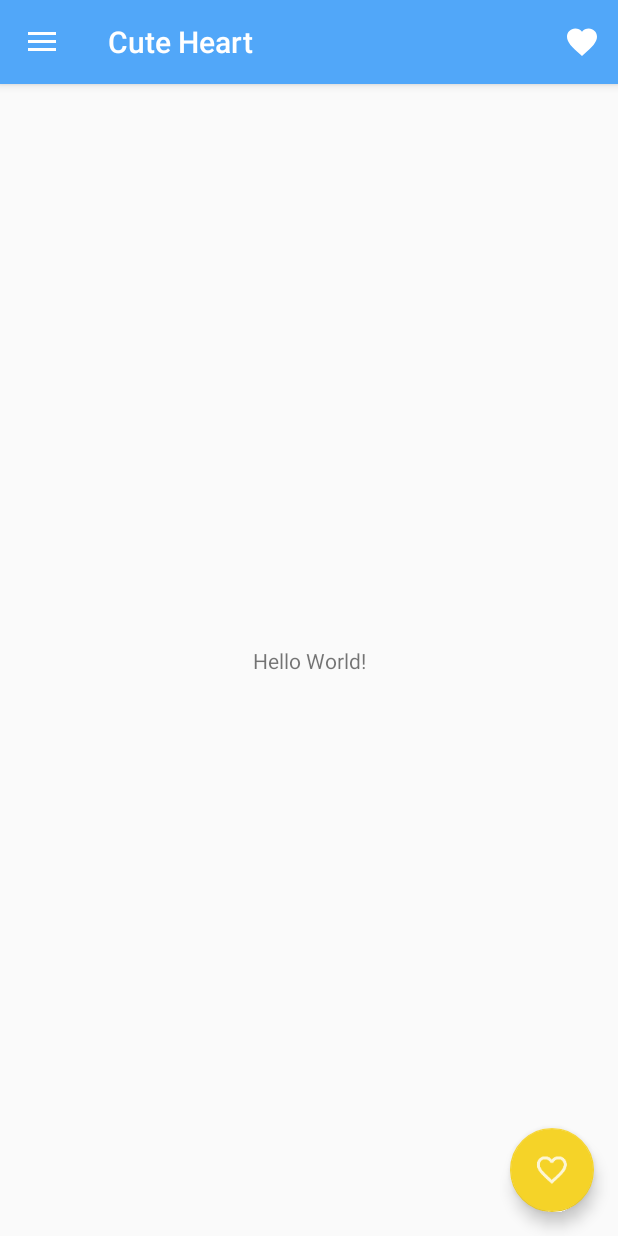
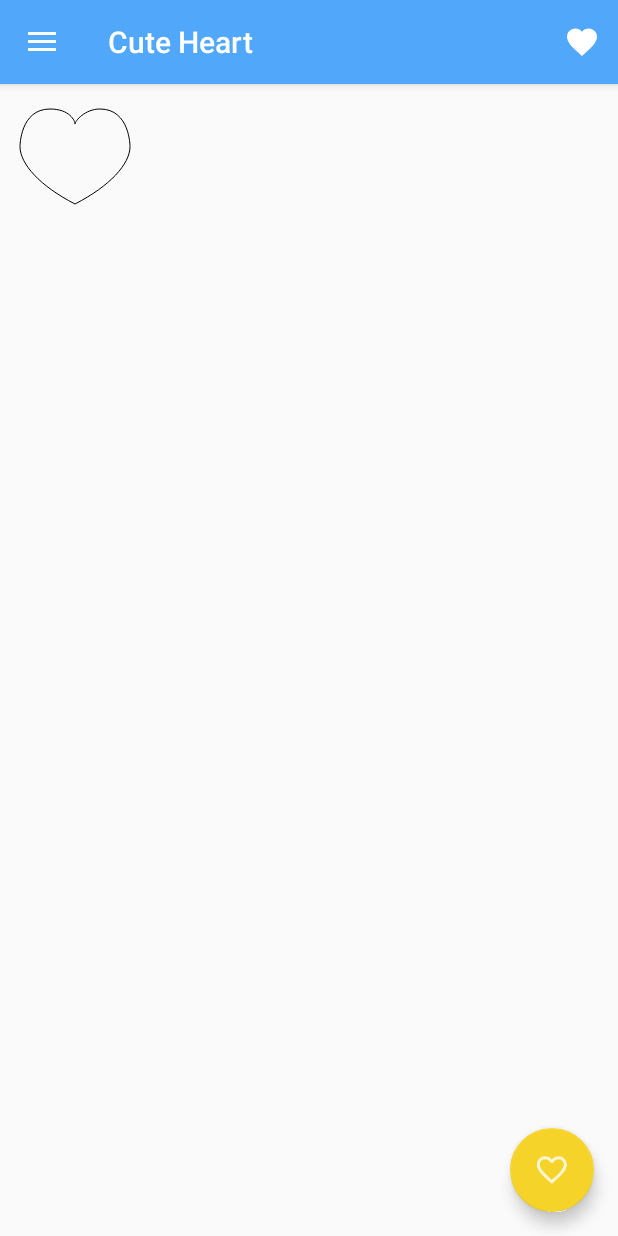
Before and after one commit to chillcoding-at-the-beach/I-love, an Android app: the screen it shows after launch (MainActivity), on a phone screen of 412 x 824 dp. Run offline under Robolectric (Android 15) with nearby library versions, the phone set to English and light mode, and no system bars.

Commit message:
Add a first heart

```diff
--- /dev/null
+++ b/MyCuteHeart/app/src/main/java/com/chillcoding/mycuteheart/view/MyCuteHeart.kt
@@ -0,0 +1,59 @@
+package com.chillcoding.mycuteheart.view
+
+import android.content.Context
+import android.graphics.Canvas
+import android.graphics.Paint
+import android.graphics.Path
+import android.util.AttributeSet
+import android.view.View
+
+/**
+ * Created by macha on 17/07/2017.
+ */
+class MyHeartView : View {
+    private var mPaint = Paint()
+    private val mHeartPath = Path()
+
+    constructor(context: Context) : super(context) {
+        init()
+    }
+
+    private fun init() {
+        mPaint = Paint()
+        mPaint.style = Paint.Style.STROKE
+    }
+
+    constructor(context: Context, attrs: AttributeSet) : super(context, attrs) {
+        init()
+    }
+
+    override fun onLayout(changed: Boolean, left: Int, top: Int, right: Int, bottom: Int) {
+        super.onLayout(changed, left, top, right, bottom)
+        createGraphicalObject()
+    }
+
+    private fun createGraphicalObject() {
+        mHeartPath.set(createHeart())
+    }
+
+    private fun createHeart(): Path? {
+        val path = Path()
+        path.moveTo(75F, 40F)
+        path.cubicTo(75F, 37F, 70F, 25F, 50F, 25F)
+        path.cubicTo(20F, 25F, 20F, 62.5F, 20F, 62.5F)
+        path.cubicTo(20F, 80F, 40F, 102F, 75F, 120F);
+        path.cubicTo(110F, 102F, 130F, 80F, 130F, 62.5F)
+        path.cubicTo(130F, 62.5F, 130F, 25F, 100F, 25F)
+        path.cubicTo(85F, 25F, 75F, 37F, 75F, 40F)
+        return path
+    }
+
+    override fun onDraw(canvas: Canvas) {
+        super.onDraw(canvas)
+        canvas.drawPath(mHeartPath, mPaint)
+    }
+
+    companion object {
+        private val TAG = "My CUSTOM VIEW"
+    }
+}
--- a/MyCuteHeart/app/src/main/res/layout/content_main.xml
+++ b/MyCuteHeart/app/src/main/res/layout/content_main.xml
@@ -8,13 +8,8 @@
     tools:context="com.chillcoding.mycuteheart.MainActivity"
     tools:showIn="@layout/app_bar_main">
 
-    <TextView
-        android:layout_width="wrap_content"
-        android:layout_height="wrap_content"
-        android:text="Hello World!"
-        app:layout_constraintBottom_toBottomOf="parent"
-        app:layout_constraintLeft_toLeftOf="parent"
-        app:layout_constraintRight_toRightOf="parent"
-        app:layout_constraintTop_toTopOf="parent" />
+    <com.chillcoding.mycuteheart.view.MyHeartView
+        android:layout_width="match_parent"
+        android:layout_height="match_parent" />
 
 </android.support.constraint.ConstraintLayout>
```
